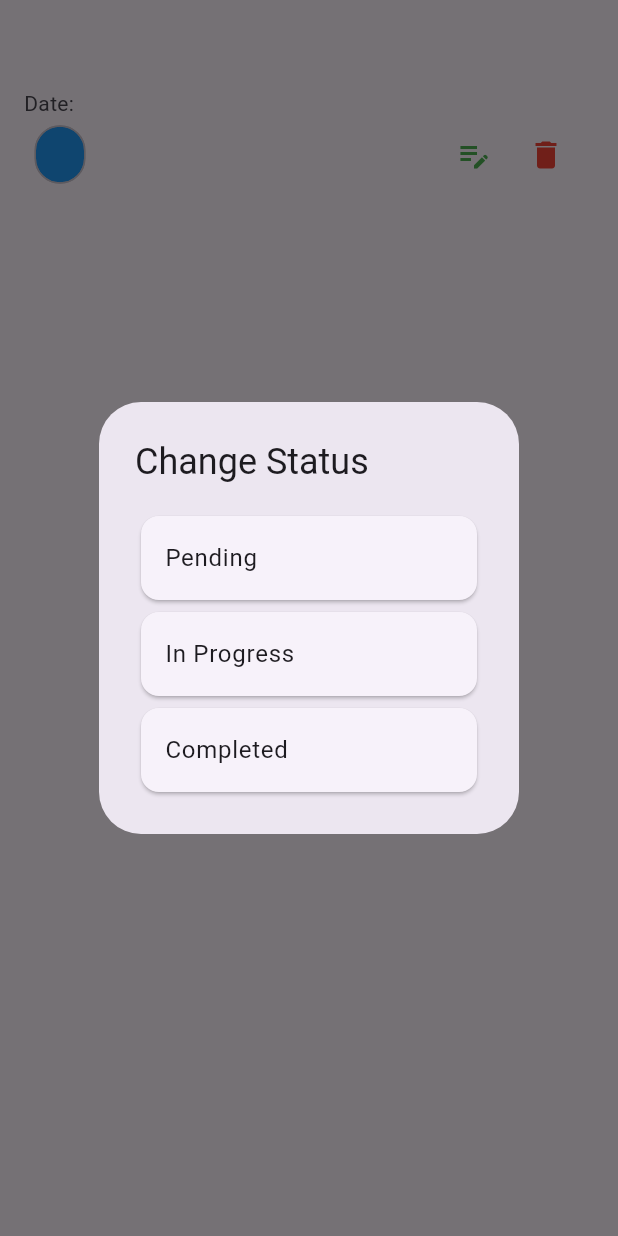
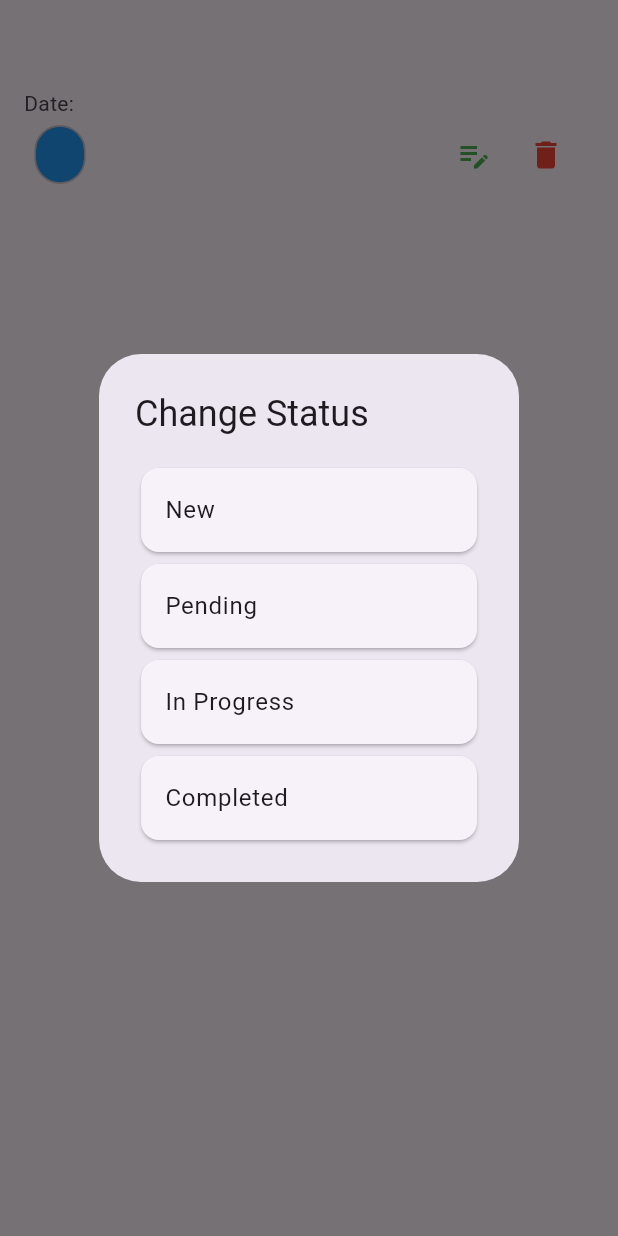
Before and after one commit to ZubayeerAlam/Ostad-Assignment-, a Flutter app: the TaskCard widget shown alone on an empty page, opened directly with empty values, after a tap on the "edit note" icon, on a phone screen of 412 x 824 dp. Run offline on Flutter 3.47's test engine with Material 3 defaults, Android fonts, the phone set to English and light mode, and no system bars; our stand-ins replace flutter_svg, shared_preferences; accounts and stored records are empty; network calls fail.

Commit message:
task page complete jsut all task is not update

```diff
--- a/Module 13/Task_Manager_APP/lib/Widget/taskCard.dart
+++ b/Module 13/Task_Manager_APP/lib/Widget/taskCard.dart
@@ -32,6 +32,25 @@ class _TaskCardState extends State<TaskCard> {
           content: Column(
             mainAxisSize: MainAxisSize.min,
             children: [
+
+              Card(
+                color: widget.taskModel.status == 'New'
+                    ? Colors.green
+                    : null,
+
+                child: ListTile(
+                  title: Text('New'),
+                  onTap: () {
+                    updateTaskStatus('New');
+                    Navigator.pop(context);
+                  },
+                  trailing: widget.taskModel.status == 'New'
+                      ? Icon(Icons.check_circle, color: Colors.white)
+                      : null,
+                ),
+              ),
+
+
               Card(
                 color: widget.taskModel.status == 'Pending'
                     ? Colors.green
```
Also changed, not shown: Module 13/Task_Manager_APP/lib/Screen/Tasks_Screen.dart (+18 -0 lines).
